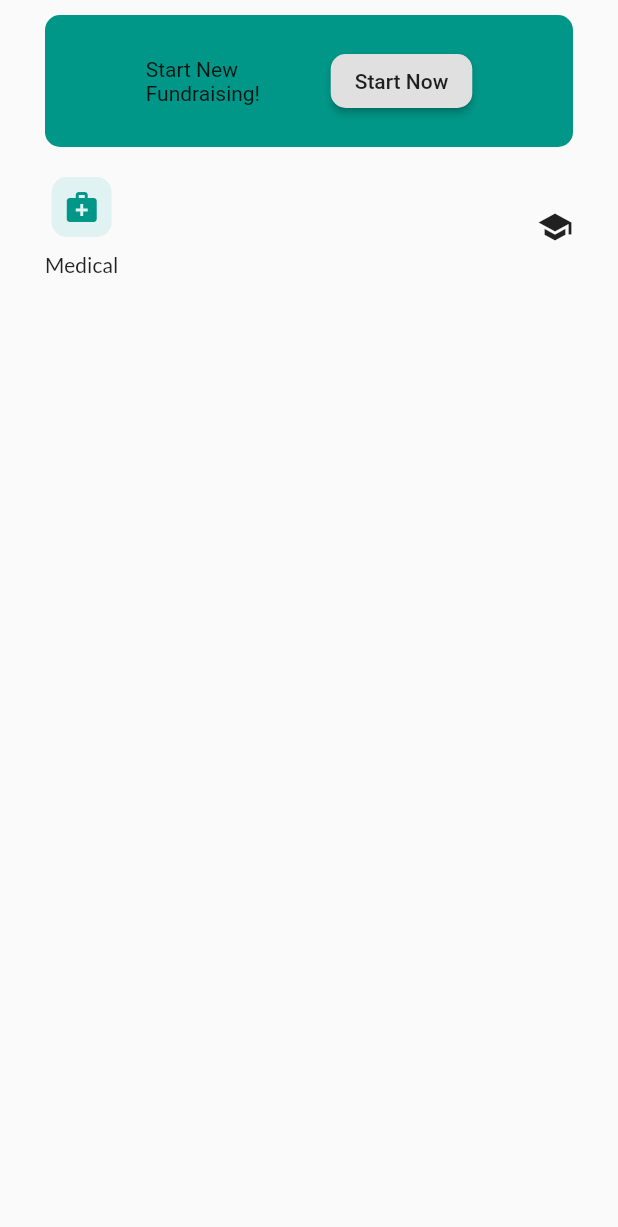
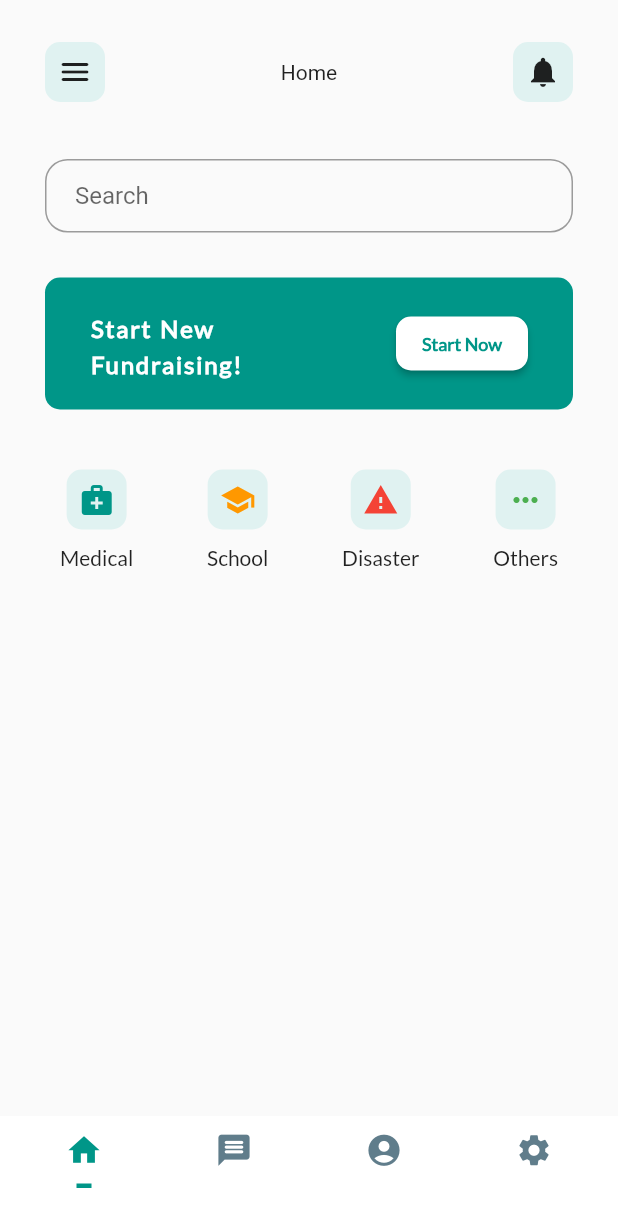
Before and after one commit to yunweneric/Payunit-demo, a Flutter app: the screen it shows after launch, on a phone screen of 412 x 824 dp. Shown: the top 1227 px of the screen. Run offline on Flutter 3.47's test engine with Material 2 defaults, Android fonts, the phone set to English and light mode, and no system bars; our stand-ins replace random_string; missing offline and left inert: pay_unit_sdk.

Commit message:
starting landing page

```diff
--- a/lib/Hompage.dart
+++ b/lib/Hompage.dart
@@ -1,4 +1,5 @@
 import 'package:flutter/material.dart';
+import 'package:payunitdowngraded/widget/bottomappbar.dart';
 
 class HomePage extends StatefulWidget {
   const HomePage({Key key}) : super(key: key);
@@ -12,42 +13,144 @@ class _HomePageState extends State<HomePage> {
   Widget build(BuildContext context) {
     return SafeArea(
       child: Scaffold(
+        bottomNavigationBar: ButtomappBar(
+          homecolor: Colors.teal,
+          // searchcolor: Colors.teal[200],
+        ),
         body: SingleChildScrollView(
           child: Padding(
             padding:
                 const EdgeInsets.symmetric(horizontal: 30.0, vertical: 10.0),
             child: Column(
               children: [
+                Padding(
+                  padding: const EdgeInsets.symmetric(vertical: 18.0),
+                  child: Row(
+                    mainAxisAlignment: MainAxisAlignment.spaceBetween,
+                    children: [
+                      Container(
+                        decoration: BoxDecoration(
+                          color: Colors.teal[50],
+                          borderRadius: BorderRadius.circular(10.0),
+                        ),
+                        child: Padding(
+                            padding: const EdgeInsets.all(8.0),
+                            child: Icon(Icons.menu_rounded)),
+                      ),
+                      Text("Home"),
+                      Container(
+                        decoration: BoxDecoration(
+                          color: Colors.teal[50],
+                          borderRadius: BorderRadius.circular(10.0),
+                        ),
+                        child: Padding(
+                            padding: const EdgeInsets.all(8.0),
+                            child: Icon(Icons.notifications)),
+                      ),
+                    ],
+                  ),
+                ),
+                SizedBox(
+                  height: 20.0,
+                ),
+                TextFormField(
+                  keyboardType: TextInputType.emailAddress,
+                  decoration: InputDecoration(
+                    contentPadding:
+                        EdgeInsets.symmetric(horizontal: 20.0, vertical: 15.0),
+                    // hintStyle: kplaceholder,
+                    border: OutlineInputBorder(
+                      borderRadius: BorderRadius.circular(15.0),
+                      borderSide: BorderSide(),
+                    ),
+                    focusedBorder: OutlineInputBorder(
+                      borderRadius: BorderRadius.circular(15.0),
+                      borderSide: BorderSide(
+                        color: Colors.teal[50],
+                      ),
+                    ),
+                    errorBorder: OutlineInputBorder(
+                      borderRadius: BorderRadius.circular(15.0),
+                      borderSide: BorderSide(
+                        color: Colors.teal[50],
+                      ),
+                    ),
+                    hintText: "Search",
+                  ),
+                ),
+                SizedBox(height: 30.0),
                 Container(
                   decoration: BoxDecoration(
                     borderRadius: BorderRadius.circular(10),
                     color: Colors.teal,
                   ),
                   child: Padding(
-                    padding: const EdgeInsets.all(20.0),
+                    padding: const EdgeInsets.symmetric(
+                        horizontal: 30.0, vertical: 20.0),
                     child: Row(
-                      mainAxisAlignment: MainAxisAlignment.spaceEvenly,
+                      mainAxisAlignment: MainAxisAlignment.spaceBetween,
                       children: [
-                        Text('Start New \nFundraising!'),
+                        Text(
+                          'Start New \nFundraising!',
+                          style: TextStyle(
+                            color: Colors.white,
+                            fontFamily: "Lato",
+                            fontSize: 16.0,
+                            height: 1.5,
+                            letterSpacing: 1.2,
+                            wordSpacing: 1.0,
+                            fontWeight: FontWeight.w600,
+                          ),
+                        ),
                         RaisedButton(
+                          color: Colors.white,
                           shape: RoundedRectangleBorder(
                               borderRadius: BorderRadius.circular(10)),
                           onPressed: () {},
-                          child: Text('Start Now'),
+                          child: Text(
+                            'Start Now',
+                            style: TextStyle(
+                              color: Colors.teal,
+                              fontFamily: "Lato",
+                              fontSize: 12.0,
+                              fontWeight: FontWeight.w600,
+                            ),
+                          ),
                         )
                       ],
                     ),
                   ),
                 ),
                 SizedBox(
-                  height: 20.0,
+                  height: 30.0,
                 ),
-                Row(
-                  mainAxisAlignment: MainAxisAlignment.spaceBetween,
-                  children: [
-                    TopIcon(),
-                    Icon(Icons.school),
-                  ],
+                Padding(
+                  padding: const EdgeInsets.all(10.0),
+                  child: Row(
+                    mainAxisAlignment: MainAxisAlignment.spaceBetween,
+                    children: [
+                      TopIcon(
+                        color: Colors.teal,
+                        myicon: Icons.medical_services,
+                        content: 'Medical',
+                      ),
+                      TopIcon(
+                        myicon: Icons.school,
+                        color: Colors.orange,
+                        content: 'School',
+                      ),
+                      TopIcon(
+                        myicon: Icons.warning,
+                        color: Colors.red[500],
+                        content: 'Disaster',
+                      ),
+                      TopIcon(
+                        myicon: Icons.more_horiz_rounded,
+                        color: Colors.green,
+                        content: 'Others',
+                      ),
+                    ],
+                  ),
                 )
               ],
             ),
@@ -60,9 +163,13 @@ class _HomePageState extends State<HomePage> {
 
 class TopIcon extends StatelessWidget {
   final Color color;
+  final myicon;
+  final String content;
   const TopIcon({
     Key key,
     this.color,
+    this.content,
+    this.myicon,
   }) : super(key: key);
 
   @override
@@ -77,8 +184,8 @@ class TopIcon extends StatelessWidget {
           child: Padding(
             padding: const EdgeInsets.all(8.0),
             child: Icon(
-              Icons.medical_services,
-              color: Colors.teal,
+              this.myicon == null ? Icons.ac_unit : this.myicon,
+              color: this.color,
             ),
           ),
         ),
@@ -86,8 +193,12 @@ class TopIcon extends StatelessWidget {
           height: 10.0,
         ),
         Text(
-          'Medical',
-          style: TextStyle(fontFamily: 'lato'),
+          this.content == null ? "" : this.content,
+          style: TextStyle(
+            fontFamily: 'Lato',
+            fontSize: 14.0,
+            fontWeight: FontWeight.w500,
+          ),
         )
       ],
     );
--- a/lib/main.dart
+++ b/lib/main.dart
@@ -15,7 +15,7 @@ class MyApp extends StatelessWidget {
         debugShowCheckedModeBanner: false,
         title: 'Flutter Demo',
         theme: ThemeData(
-          primarySwatch: Colors.blue,
+          primarySwatch: Colors.teal,
         ),
         home: HomePage());
   }
--- /dev/null
+++ b/lib/widget/bottomappbar.dart
@@ -0,0 +1,166 @@
+import 'package:flutter/material.dart';
+import 'package:payunitdowngraded/widget/constants.dart';
+
+class ButtomappBar extends StatelessWidget {
+  final Color homecolor;
+  final Color settingcolor;
+  final Color firecolor;
+  final Color searchcolor;
+  final Color altcolor;
+  @override
+  const ButtomappBar(
+      {Key key,
+      this.homecolor,
+      this.settingcolor,
+      this.firecolor,
+      this.searchcolor,
+      this.altcolor})
+      : super(key: key);
+  Widget build(BuildContext context) {
+    return BottomAppBar(
+      elevation: 0,
+      // color: Colors.red,
+      child: SizedBox(
+        width: screenWidth(context),
+        height: 80,
+        child: Row(
+          mainAxisAlignment: MainAxisAlignment.spaceEvenly,
+          crossAxisAlignment: CrossAxisAlignment.center,
+          children: [
+            FlatButton(
+              height: 50.0,
+              child: Padding(
+                padding: const EdgeInsets.symmetric(vertical: 10.0),
+                child: Column(
+                  crossAxisAlignment: CrossAxisAlignment.center,
+                  children: [
+                    Icon(
+                      Icons.home,
+                      size: 25.0,
+                      color: this.homecolor == null
+                          ? Colors.blueGrey
+                          : this.homecolor,
+                    ),
+                    SizedBox(
+                      height: 10.0,
+                    ),
+                    Container(
+                      width: 10.0,
+                      height: 3.0,
+                      color: this.homecolor,
+                      child: Text(""),
+                    )
+                  ],
+                ),
+              ),
+              onPressed: () {
+                // Navigator.pushNamed(context, '/login');
+                Navigator.pushNamed(context, '/home');
+                print("Going home");
+              },
+            ),
+            FlatButton(
+              height: 50.0,
+              child: Padding(
+                padding: const EdgeInsets.symmetric(vertical: 10.0),
+                child: Column(
+                  // crossAxisAlignment: CrossAxisAlignment.center,
+                  crossAxisAlignment: CrossAxisAlignment.center,
+                  children: [
+                    Icon(
+                      // FontAwesomeIcons.fire,
+                      Icons.message_rounded,
+                      size: 25.0,
+                      color: this.firecolor == null
+                          ? Colors.blueGrey
+                          : this.firecolor,
+                    ),
+                    SizedBox(
+                      height: 10,
+                    ),
+                    Container(
+                      width: 10.0,
+                      height: 3.0,
+                      color: this.firecolor,
+                      child: Text(""),
+                    )
+                  ],
+                ),
+              ),
+              onPressed: () {
+                Navigator.pushNamed(context, '/trendingpage');
+                print("Trending Page");
+              },
+            ),
+            FlatButton(
+              height: 50.0,
+              child: Padding(
+                padding: const EdgeInsets.symmetric(vertical: 10.0),
+                child: Column(
+                  crossAxisAlignment: CrossAxisAlignment.center,
+                  children: [
+                    Icon(
+                      // FontAwesomeIcons.,
+                      Icons.account_circle_rounded,
+                      size: 25.0,
+                      color: this.searchcolor == null
+                          ? Colors.blueGrey
+                          : this.searchcolor,
+                      // color: klightgrey,
+                    ),
+                    SizedBox(
+                      height: 10,
+                    ),
+                    Container(
+                      width: 10.0,
+                      height: 3.0,
+                      color: this.searchcolor,
+                      child: Text(""),
+                    )
+                  ],
+                ),
+              ),
+              onPressed: () {
+                Navigator.pushNamed(context, '/settings');
+                print("Settings Page");
+              },
+            ),
+            FlatButton(
+              height: 50.0,
+              child: Padding(
+                padding: const EdgeInsets.symmetric(vertical: 10.0),
+                child: Column(
+                  crossAxisAlignment: CrossAxisAlignment.center,
+                  children: [
+                    Icon(
+                      // FontAwesomeIcons.,
+                      Icons.settings,
+                      size: 25.0,
+                      color: this.settingcolor == null
+                          ? Colors.blueGrey
+                          : this.settingcolor,
+                      // color: klightgrey,
+                    ),
+                    SizedBox(
+                      height: 10,
+                    ),
+                    Container(
+                      width: 10.0,
+                      height: 3.0,
+                      color: this.settingcolor,
+                      child: Text(""),
+                    )
+                  ],
+                ),
+              ),
+              onPressed: () {
+                Navigator.pushNamed(context, '/settings');
+                print("Settings Page");
+              },
+            ),
+          ],
+        ),
+      ),
+    );
+  }
+}
--- /dev/null
+++ b/lib/widget/constants.dart
@@ -0,0 +1,113 @@
+import 'package:flutter/material.dart';
+
+//--------------------------- Colors -------------------------------------------
+
+// Material color
+const MaterialColor primaryColorMaterial = MaterialColor(
+  0xFF98C429,
+  <int, Color>{
+    50: Color.fromRGBO(152, 196, 41, .1),
+    100: Color.fromRGBO(152, 196, 41, .2),
+    200: Color.fromRGBO(152, 196, 41, .3),
+    300: Color.fromRGBO(152, 196, 41, .4),
+    400: Color.fromRGBO(152, 196, 41, .5),
+    500: Color.fromRGBO(152, 196, 41, .6),
+    600: Color.fromRGBO(152, 196, 41, .7),
+    700: Color.fromRGBO(152, 196, 41, .8),
+    800: Color.fromRGBO(152, 196, 41, .9),
+    900: Color.fromRGBO(152, 196, 41, 1),
+  },
+);
+
+// Theme color
+const Color primaryColor = Color(0xFF00C0C5);
+// const Color kprimaryblue = Color(0xFF00C0C5);
+const Color kprimaryblue = Colors.teal;
+const Color blueColor = Color(0xFF3A67BA);
+const Color pinkColor = Color(0xFF9C27B0);
+const Color grayColor = Color(0xFFD2D2D2);
+const Color greenColor = Color(0xFF03A74E);
+
+const Color whiteColor = Color(0xFFFFFFFF);
+const Color shadowColor = Color(0xFFC9E2E7);
+// ============================================================================
+
+const Color kprimaryred = Color(0xFFF94549);
+const Color kprimarygreen = Color(0xFF2B6D0C);
+const Color kdark = Color(0xFF000000);
+// const Color klightgrey = Color(0xFF757575);
+const Color klightgrey = Color(0xFFBBBBBB);
+const kgreetings = TextStyle(
+    fontSize: 18.0,
+    color: klightgrey,
+    fontFamily: "lato",
+    fontWeight: FontWeight.w500);
+
+const kname = TextStyle(
+    fontSize: 25.0,
+    // color: Colors.black,
+    letterSpacing: 1.5,
+    fontWeight: FontWeight.w900,
+    fontFamily: "Poppins");
+
+const kmealtime =
+    TextStyle(fontFamily: "Poppins", color: Colors.white, fontSize: 12.0);
+
+const kmealtimedark = TextStyle(
+  fontFamily: "Poppins",
+  // color: Colors.black,
+  fontSize: 13.0,
+);
+
+const knewrecipetitle = TextStyle(
+    fontFamily: "Poppins",
+    // color: Colors.black,
+    fontSize: 18.0,
+    fontWeight: FontWeight.bold,
+    textBaseline: TextBaseline.alphabetic);
+
+const kmealtimenewrecipe =
+    TextStyle(fontFamily: "Poppins", color: klightgrey, fontSize: 12.0);
+
+const kresultTitle = TextStyle(
+    fontFamily: "Poppins",
+    // color: Colors.black,
+    fontSize: 28.0,
+    fontWeight: FontWeight.w900,
+    textBaseline: TextBaseline.alphabetic);
+const ksubtitles = TextStyle(
+    fontSize: 20.0, fontFamily: 'Poppins', fontWeight: FontWeight.bold);
+
+const klighttext =
+    TextStyle(color: klightgrey, fontSize: 14.0, fontFamily: 'Poppins');
+
+const kbrandtitle = TextStyle(
+  fontFamily: "Lato",
+  fontSize: 28.0,
+  fontWeight: FontWeight.bold,
+  color: kprimaryblue,
+  letterSpacing: 1.0,
+);
+const kbrandtitle2 = TextStyle(
+  fontFamily: "Lato",
+  fontSize: 28.0,
+  fontWeight: FontWeight.bold,
+  color: kprimaryred,
+  letterSpacing: 1.0,
+);
+const kbrandtitle3 = TextStyle(
+  fontFamily: "Lato",
+  fontSize: 28.0,
+  fontWeight: FontWeight.bold,
+  color: Colors.white,
+  letterSpacing: 1.0,
+);
+//--------------------------- screen height & width ----------------------------
+
+double screenHeight(context) {
+  return MediaQuery.of(context).size.height;
+}
+
+double screenWidth(context) {
+  return MediaQuery.of(context).size.width;
+}
```
